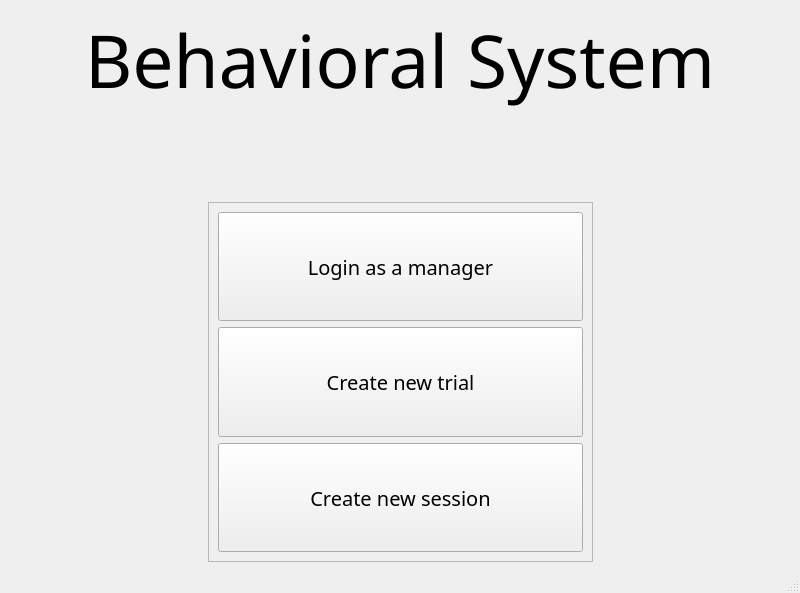
KehatSudri/Behavior_System2.0, file UI/system_main.ui: the form before one commit.
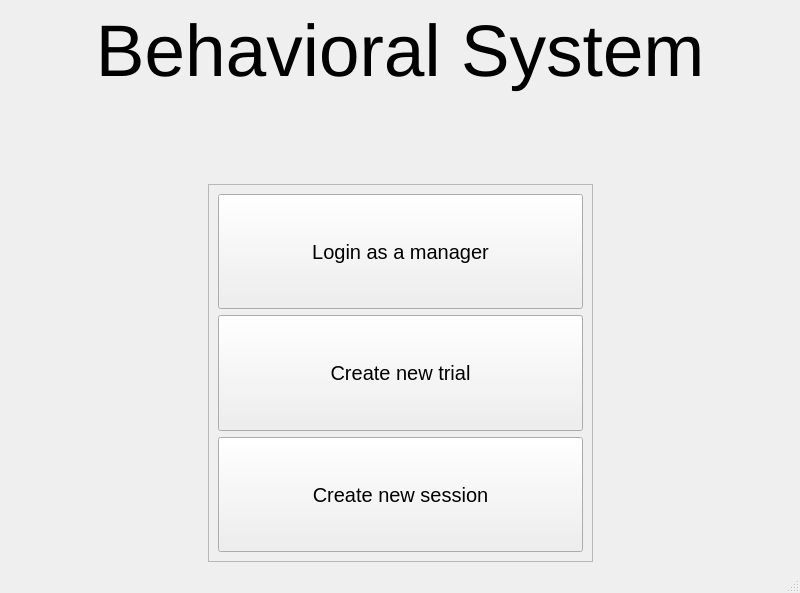
The form after the commit.

Commit message: chage font from Gabriola to Arial

What changed in the file:
```diff
--- a/UI/system_main.ui
+++ b/UI/system_main.ui
@@ -21,7 +21,7 @@
        <widget class="QScrollArea" name="scrollArea">
         <property name="font">
          <font>
-          <family>Gabriola</family>
+          <family>Arial</family>
           <pointsize>15</pointsize>
          </font>
         </property>
@@ -48,7 +48,7 @@
             </property>
             <property name="font">
              <font>
-              <family>David</family>
+              <family>Arial</family>
              </font>
             </property>
             <property name="text">
@@ -66,7 +66,7 @@
             </property>
             <property name="font">
              <font>
-              <family>David</family>
+              <family>Arial</family>
              </font>
             </property>
             <property name="text">
@@ -84,7 +84,7 @@
             </property>
             <property name="font">
              <font>
-              <family>David</family>
+              <family>Arial</family>
              </font>
             </property>
             <property name="text">
@@ -137,7 +137,7 @@
         </property>
         <property name="font">
          <font>
-          <family>David</family>
+          <family>Arial</family>
           <pointsize>30</pointsize>
           <weight>50</weight>
           <italic>false</italic>
@@ -222,7 +222,7 @@
         </property>
         <property name="font">
          <font>
-          <family>David</family>
+          <family>Arial</family>
           <pointsize>55</pointsize>
           <weight>50</weight>
           <italic>false</italic>
```
Left out of the diff: 4 changed lines with no effect on the pictures. The commit also changes 25 other files.
